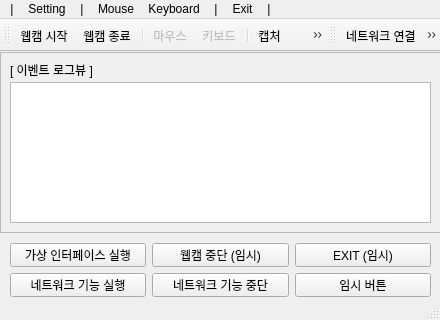
Qt form UI_App_Main.ui (KimDaeYoung42/Virtual_Mouse_Project) before a commit.
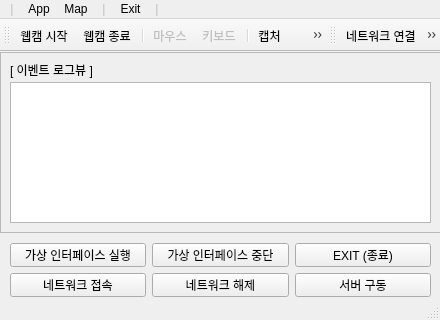
The same form after that commit. Icons and pictures are not drawn.

Diff of the .ui file:
```diff
--- a/UI_App_Main.ui
+++ b/UI_App_Main.ui
@@ -56,7 +56,7 @@
      </property>
     </widget>
    </widget>
-   <widget class="QWidget" name="">
+   <widget class="QWidget" name="layoutWidget">
     <property name="geometry">
      <rect>
       <x>10</x>
@@ -76,112 +76,41 @@
      <item row="0" column="1">
       <widget class="QPushButton" name="Button_WebCam_Stop">
        <property name="text">
-        <string>웹캠 중단 (임시)</string>
+        <string>가상 인터페이스 중단</string>
        </property>
       </widget>
      </item>
      <item row="0" column="2">
       <widget class="QPushButton" name="Button_Exit">
        <property name="text">
-        <string>EXIT (임시)</string>
+        <string>EXIT (종료)</string>
        </property>
       </widget>
      </item>
      <item row="1" column="0">
       <widget class="QPushButton" name="Button_Network_Start">
        <property name="text">
-        <string>네트워크 기능 실행</string>
+        <string>네트워크 접속</string>
        </property>
       </widget>
      </item>
      <item row="1" column="1">
       <widget class="QPushButton" name="Button_Network_Stop">
        <property name="text">
-        <string>네트워크 기능 중단</string>
+        <string>네트워크 해제</string>
        </property>
       </widget>
      </item>
      <item row="1" column="2">
       <widget class="QPushButton" name="Button_Test">
        <property name="text">
-        <string>임시 버튼</string>
+        <string>서버 구동</string>
        </property>
       </widget>
      </item>
     </layout>
    </widget>
   </widget>
-  <widget class="QMenuBar" name="menubar">
-   <property name="geometry">
-    <rect>
-     <x>0</x>
-     <y>0</y>
-     <width>440</width>
-     <height>21</height>
-    </rect>
-   </property>
-   <property name="autoFillBackground">
-    <bool>false</bool>
-   </property>
-   <widget class="QMenu" name="menu">
-    <property name="title">
-     <string>|</string>
-    </property>
-   </widget>
-   <widget class="QMenu" name="menu_Setting">
-    <property name="title">
-     <string>Setting</string>
-    </property>
-    <addaction name="actionSetting"/>
-    <addaction name="separator"/>
-    <addaction name="actionHelp"/>
-   </widget>
-   <widget class="QMenu" name="menu_2">
-    <property name="title">
-     <string>|</string>
-    </property>
-    <property name="separatorsCollapsible">
-     <bool>false</bool>
-    </property>
-   </widget>
-   <widget class="QMenu" name="menuMouse">
-    <property name="title">
-     <string>Mouse</string>
-    </property>
-    <addaction name="actionMouse_ON"/>
-    <addaction name="actionMouse_OFF"/>
-   </widget>
-   <widget class="QMenu" name="menuKeyboard">
-    <property name="title">
-     <string>Keyboard</string>
-    </property>
-    <addaction name="actionKeyboard_ON"/>
-    <addaction name="actionKeyboard_OFF"/>
-   </widget>
-   <widget class="QMenu" name="menu_3">
-    <property name="title">
-     <string>|</string>
-    </property>
-   </widget>
-   <widget class="QMenu" name="menu_Exit">
-    <property name="title">
-     <string>Exit</string>
-    </property>
-   </widget>
-   <widget class="QMenu" name="menu_4">
-    <property name="title">
-     <string>|</string>
-    </property>
-   </widget>
-   <addaction name="menu"/>
-   <addaction name="menu_Setting"/>
-   <addaction name="menu_2"/>
-   <addaction name="menuMouse"/>
-   <addaction name="menuKeyboard"/>
-   <addaction name="menu_3"/>
-   <addaction name="menu_Exit"/>
-   <addaction name="menu_4"/>
-  </widget>
   <widget class="QStatusBar" name="statusbar"/>
   <widget class="QToolBar" name="toolBar">
    <property name="windowTitle">
@@ -220,6 +149,81 @@
    <addaction name="action_help"/>
    <addaction name="separator"/>
   </widget>
+  <widget class="QMenuBar" name="menubar">
+   <property name="geometry">
+    <rect>
+     <x>0</x>
+     <y>0</y>
+     <width>440</width>
+     <height>21</height>
+    </rect>
+   </property>
+   <property name="autoFillBackground">
+    <bool>false</bool>
+   </property>
+   <widget class="QMenu" name="menu">
+    <property name="enabled">
+     <bool>false</bool>
+    </property>
+    <property name="acceptDrops">
+     <bool>false</bool>
+    </property>
+    <property name="title">
+     <string>|</string>
+    </property>
+   </widget>
+   <widget class="QMenu" name="menu_Exit">
+    <property name="title">
+     <string>Exit</string>
+    </property>
+    <addaction name="actionProgram_Close_2"/>
+   </widget>
+   <widget class="QMenu" name="menu_4">
+    <property name="enabled">
+     <bool>false</bool>
+    </property>
+    <property name="acceptDrops">
+     <bool>false</bool>
+    </property>
+    <property name="title">
+     <string>|</string>
+    </property>
+   </widget>
+   <widget class="QMenu" name="menuMap">
+    <property name="title">
+     <string>Map</string>
+    </property>
+    <addaction name="actionNaver_Map"/>
+    <addaction name="actionDaum_Map"/>
+    <addaction name="separator"/>
+    <addaction name="actionGoogle_Map"/>
+   </widget>
+   <widget class="QMenu" name="menu_5">
+    <property name="enabled">
+     <bool>false</bool>
+    </property>
+    <property name="acceptDrops">
+     <bool>false</bool>
+    </property>
+    <property name="title">
+     <string>|</string>
+    </property>
+   </widget>
+   <widget class="QMenu" name="menuHelp">
+    <property name="title">
+     <string>App</string>
+    </property>
+    <addaction name="actionWindow_Capture"/>
+    <addaction name="actionNotepad"/>
+    <addaction name="separator"/>
+   </widget>
+   <addaction name="menu"/>
+   <addaction name="menuHelp"/>
+   <addaction name="menuMap"/>
+   <addaction name="menu_4"/>
+   <addaction name="menu_Exit"/>
+   <addaction name="menu_5"/>
+  </widget>
   <action name="action_WebCam_Start">
    <property name="checkable">
     <bool>false</bool>
```
Left out of the diff: 72 changed lines with no effect on the pictures.
